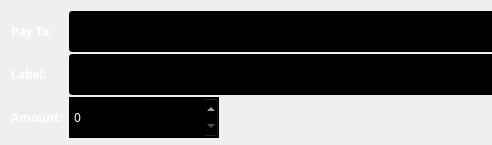
topten2018/untitled, file ui/RecPayItem.ui: the form before one commit; both pictures show x 0 to 492 and y 0 to 145 of the 704 by 145 pixel window.
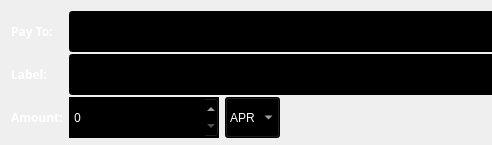
The form after the commit. Icons and pictures are not drawn.

The edit to the form file:
```diff
--- a/ui/RecPayItem.ui
+++ b/ui/RecPayItem.ui
@@ -254,6 +254,27 @@
        </property>
       </widget>
      </item>
+     <item>
+      <widget class="QComboBox" name="comboBox">
+       <property name="minimumSize">
+        <size>
+         <width>0</width>
+         <height>41</height>
+        </size>
+       </property>
+       <property name="styleSheet">
+        <string notr="true">background-color: rgb(0, 0, 0);
+color: rgb(255, 255, 255);
+selection-color: rgb(255, 255, 255);
+</string>
+       </property>
+       <item>
+        <property name="text">
+         <string>APR</string>
+        </property>
+       </item>
+      </widget>
+     </item>
      <item>
       <spacer name="horizontalSpacer">
        <property name="orientation">
```
